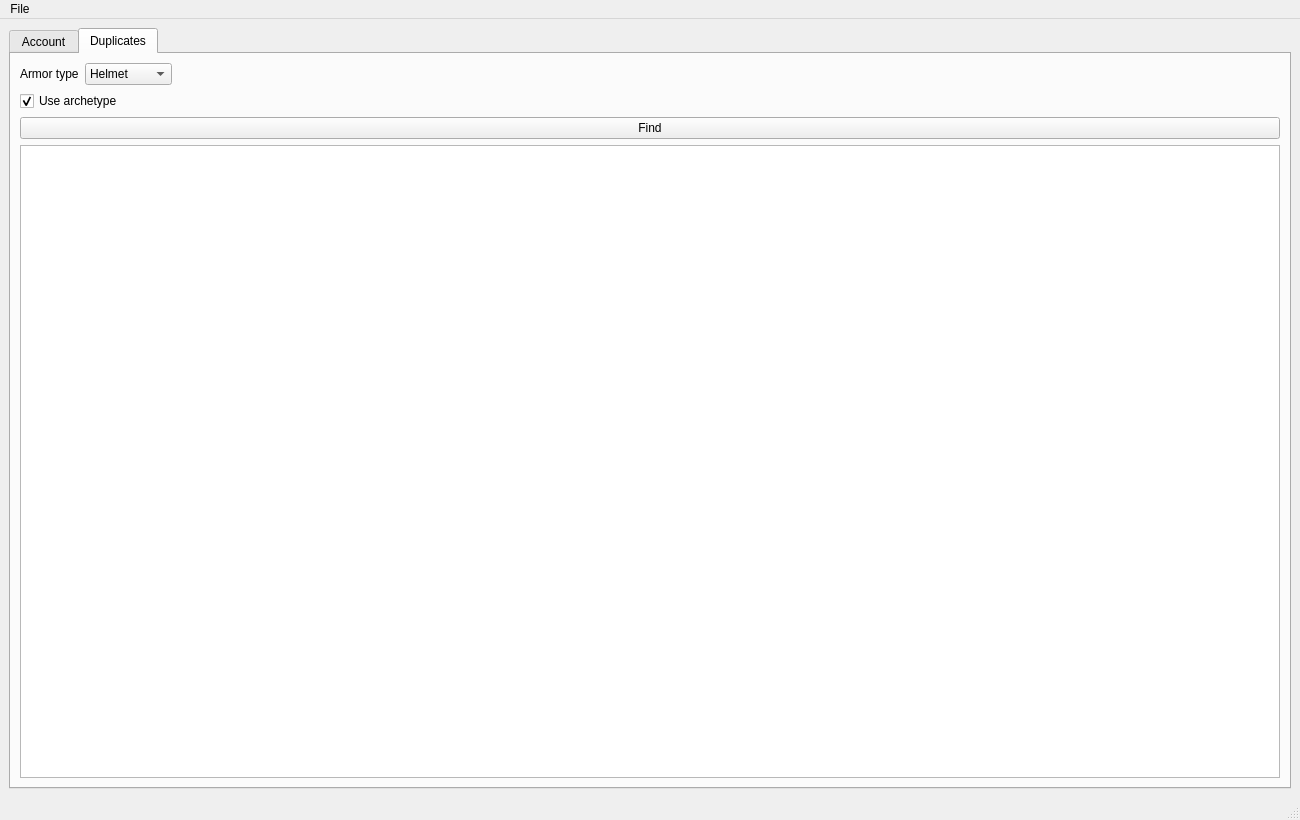
This is mainwindow.ui in rth-8/RTHD2CLIENT as Qt 5 draws it before an edit. The edited form follows.
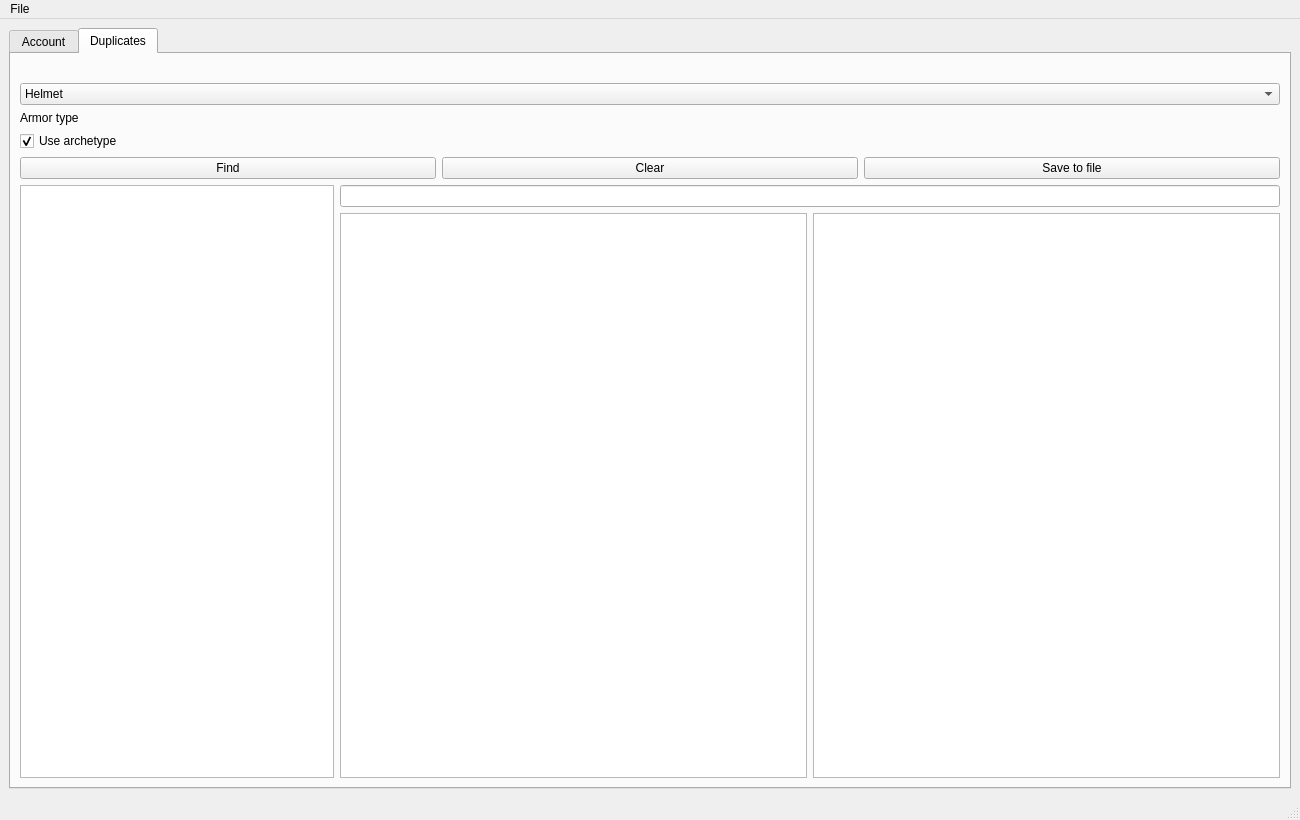
This is the edited form.

Commit message: add item (armor) visualization

```diff
--- a/mainwindow.ui
+++ b/mainwindow.ui
@@ -62,59 +62,55 @@
        <attribute name="title">
         <string>Duplicates</string>
        </attribute>
-       <layout class="QVBoxLayout" name="verticalLayout_3">
+       <layout class="QVBoxLayout" name="verticalLayout_4">
         <item>
-         <layout class="QHBoxLayout" name="horizontalLayout">
+         <spacer name="horizontalSpacer">
+          <property name="orientation">
+           <enum>Qt::Horizontal</enum>
+          </property>
+          <property name="sizeHint" stdset="0">
+           <size>
+            <width>1255</width>
+            <height>20</height>
+           </size>
+          </property>
+         </spacer>
+        </item>
+        <item>
+         <widget class="QComboBox" name="cmb_armor_type">
           <item>
-           <widget class="QLabel" name="label">
-            <property name="text">
-             <string>Armor type</string>
-            </property>
-           </widget>
+           <property name="text">
+            <string>Helmet</string>
+           </property>
           </item>
           <item>
-           <widget class="QComboBox" name="cmb_armor_type">
-            <item>
-             <property name="text">
-              <string>Helmet</string>
-             </property>
-            </item>
-            <item>
-             <property name="text">
-              <string>Gauntlets</string>
-             </property>
-            </item>
-            <item>
-             <property name="text">
-              <string>Chest</string>
-             </property>
-            </item>
-            <item>
-             <property name="text">
-              <string>Legs</string>
-             </property>
-            </item>
-            <item>
-             <property name="text">
-              <string>Class Item</string>
-             </property>
-            </item>
-           </widget>
+           <property name="text">
+            <string>Gauntlets</string>
+           </property>
           </item>
           <item>
-           <spacer name="horizontalSpacer">
-            <property name="orientation">
-             <enum>Qt::Horizontal</enum>
-            </property>
-            <property name="sizeHint" stdset="0">
-             <size>
-              <width>40</width>
-              <height>20</height>
-             </size>
-            </property>
-           </spacer>
+           <property name="text">
+            <string>Chest</string>
+           </property>
           </item>
-         </layout>
+          <item>
+           <property name="text">
+            <string>Legs</string>
+           </property>
+          </item>
+          <item>
+           <property name="text">
+            <string>Class Item</string>
+           </property>
+          </item>
+         </widget>
+        </item>
+        <item>
+         <widget class="QLabel" name="label">
+          <property name="text">
+           <string>Armor type</string>
+          </property>
+         </widget>
         </item>
         <item>
          <widget class="QCheckBox" name="chb_archetype">
@@ -127,21 +123,57 @@
          </widget>
         </item>
         <item>
-         <widget class="QPushButton" name="btn_find">
-          <property name="text">
-           <string>Find</string>
-          </property>
-         </widget>
+         <layout class="QHBoxLayout" name="horizontalLayout">
+          <item>
+           <widget class="QPushButton" name="btn_find">
+            <property name="text">
+             <string>Find</string>
+            </property>
+           </widget>
+          </item>
+          <item>
+           <widget class="QPushButton" name="pushButton">
+            <property name="text">
+             <string>Clear</string>
+            </property>
+           </widget>
+          </item>
+          <item>
+           <widget class="QPushButton" name="pushButton_2">
+            <property name="text">
+             <string>Save to file</string>
+            </property>
+           </widget>
+          </item>
+         </layout>
         </item>
         <item>
-         <widget class="QTextBrowser" name="txt_result">
-          <property name="readOnly">
-           <bool>false</bool>
-          </property>
-          <property name="placeholderText">
-           <string extracomment="Results"/>
-          </property>
-         </widget>
+         <layout class="QHBoxLayout" name="horizontalLayout_3" stretch="1,3">
+          <item>
+           <widget class="QListWidget" name="lst_result"/>
+          </item>
+          <item>
+           <layout class="QVBoxLayout" name="verticalLayout_3">
+            <item>
+             <widget class="QLineEdit" name="txt_dim_query"/>
+            </item>
+            <item>
+             <layout class="QHBoxLayout" name="horizontalLayout_2">
+              <item>
+               <widget class="QTextBrowser" name="txt_item1">
+                <property name="placeholderText">
+                 <string extracomment="Results"/>
+                </property>
+               </widget>
+              </item>
+              <item>
+               <widget class="QTextBrowser" name="txt_item2"/>
+              </item>
+             </layout>
+            </item>
+           </layout>
+          </item>
+         </layout>
         </item>
        </layout>
       </widget>
```
The commit also changes 2 other files.
